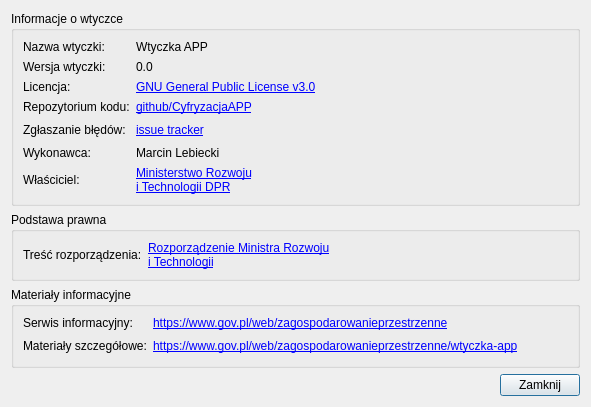
The window that modules/settings/views/ui/pomoc_dialog_base.ui (CyfryzacjaAPP/wtyczka_qgis_app_2) describes before a commit, drawn with Qt 5.
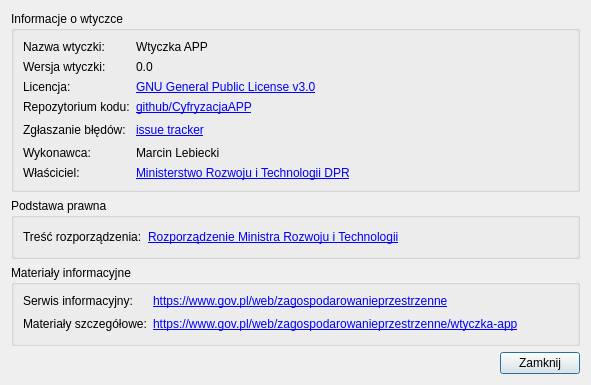
The same window after the commit.

Patch:
```diff
--- a/modules/settings/views/ui/pomoc_dialog_base.ui
+++ b/modules/settings/views/ui/pomoc_dialog_base.ui
@@ -10,7 +10,7 @@
     <x>0</x>
     <y>0</y>
     <width>591</width>
-    <height>407</height>
+    <height>373</height>
    </rect>
   </property>
   <property name="windowTitle">
@@ -28,7 +28,7 @@
         <item row="6" column="1">
          <widget class="QLabel" name="label_11">
           <property name="text">
-           <string>&lt;html&gt;&lt;head/&gt;&lt;body&gt;&lt;p&gt;&lt;a href=&quot;https://www.gov.pl/web/rozwoj&quot;&gt;&lt;span style=&quot; text-decoration: underline; color:#0000ff;&quot;&gt;Ministerstwo Rozwoju&lt;br/&gt;i Technologii DPR&lt;/span&gt;&lt;/a&gt;&lt;/p&gt;&lt;/body&gt;&lt;/html&gt;</string>
+           <string>&lt;html&gt;&lt;head/&gt;&lt;body&gt;&lt;p&gt;&lt;a href=&quot;https://www.gov.pl/web/rozwoj&quot;&gt;&lt;span style=&quot; text-decoration: underline; color:#0000ff;&quot;&gt;Ministerstwo Rozwoju i Technologii DPR&lt;/span&gt;&lt;/a&gt;&lt;/p&gt;&lt;/body&gt;&lt;/html&gt;</string>
           </property>
           <property name="wordWrap">
            <bool>false</bool>
@@ -235,7 +235,7 @@
         <item row="0" column="1">
          <widget class="QLabel" name="label_13">
           <property name="text">
-           <string>&lt;html&gt;&lt;head/&gt;&lt;body&gt;&lt;p&gt;&lt;a href=&quot;https://isap.sejm.gov.pl/isap.nsf/DocDetails.xsp?id=WDU20230002409&quot;&gt;&lt;span style=&quot; text-decoration: underline; color:#0000ff;&quot;&gt;Rozporządzenie Ministra Rozwoju&lt;br/&gt;i Technologii&lt;/span&gt;&lt;/a&gt;&lt;/p&gt;&lt;/body&gt;&lt;/html&gt;</string>
+           <string>&lt;html&gt;&lt;head/&gt;&lt;body&gt;&lt;p&gt;&lt;a href=&quot;https://isap.sejm.gov.pl/isap.nsf/DocDetails.xsp?id=WDU20230002409&quot;&gt;&lt;span style=&quot; text-decoration: underline; color:#0000ff;&quot;&gt;Rozporządzenie Ministra Rozwoju i Technologii&lt;/span&gt;&lt;/a&gt;&lt;/p&gt;&lt;/body&gt;&lt;/html&gt;</string>
           </property>
           <property name="openExternalLinks">
            <bool>true</bool>
```
